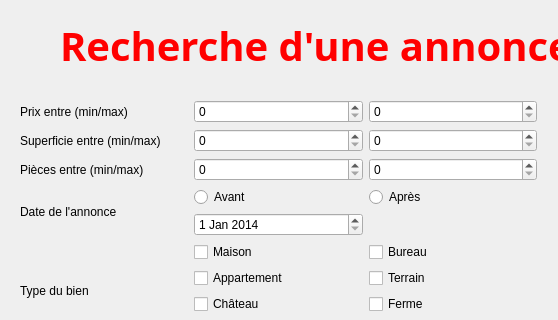
willdoleave/projet-ihm, file AgenceImmo/recherchedialog.ui: the form before one commit; both pictures show x 0 to 558 and y 0 to 320 of the 558 by 500 pixel window.
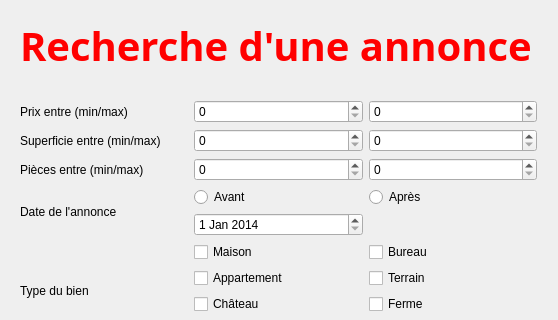
The form after the commit.

What changed in the file:
```diff
--- a/AgenceImmo/recherchedialog.ui
+++ b/AgenceImmo/recherchedialog.ui
@@ -266,9 +266,9 @@
   <widget class="QLabel" name="titreGlobal">
    <property name="geometry">
     <rect>
-     <x>60</x>
+     <x>20</x>
      <y>20</y>
-     <width>511</width>
+     <width>531</width>
      <height>51</height>
     </rect>
    </property>
```
